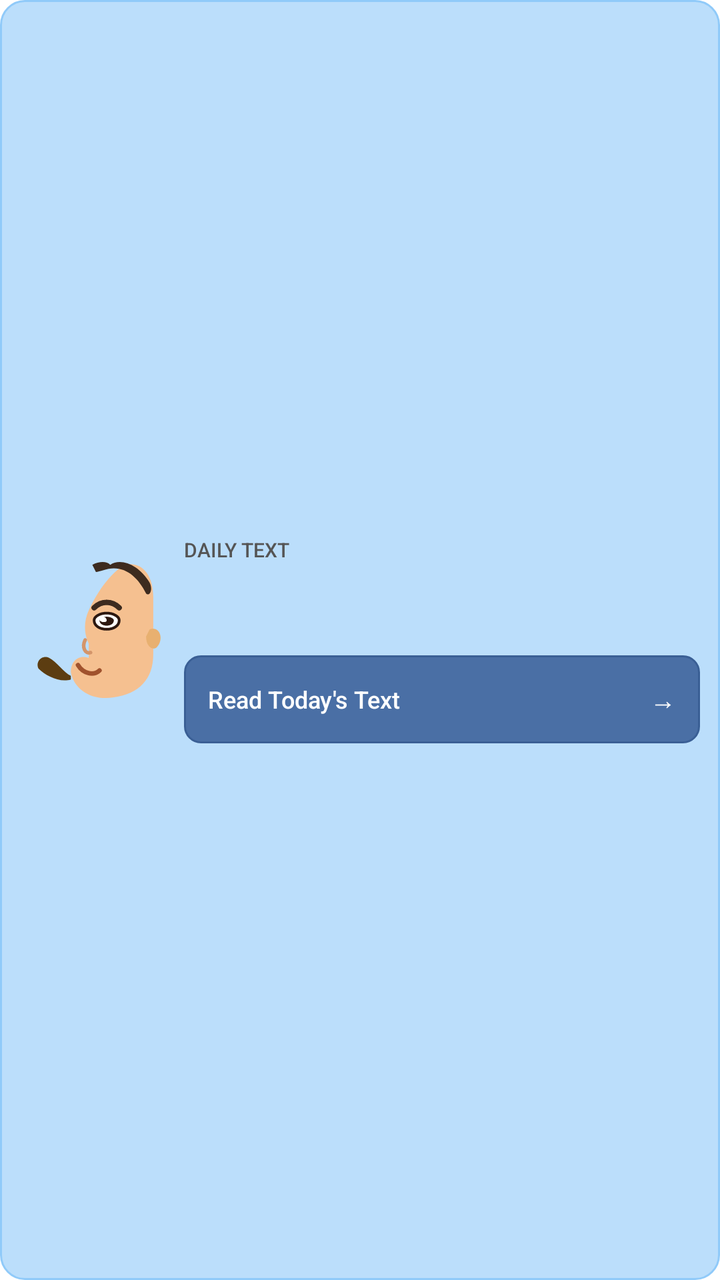
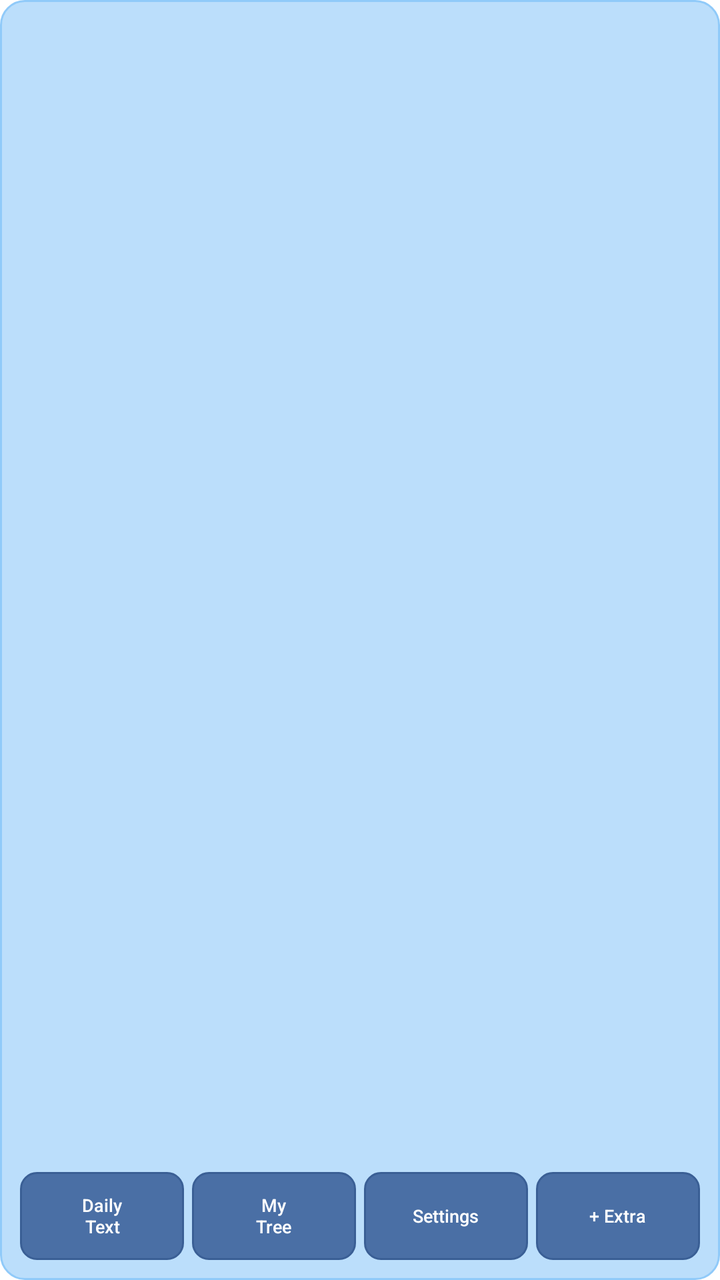

Two renders of the same Android screen: before a commit and after it. Below are the layout's source before the change and the commit's diff.
<!-- AndroidManifest.xml: fallback theme Theme.MaterialComponents.DayNight.NoActionBar -->
<!-- res/layout/bible_widget.xml -->
<?xml version="1.0" encoding="utf-8"?>
<LinearLayout xmlns:android="http://schemas.android.com/apk/res/android"
    android:id="@+id/widget_root"
    android:layout_width="match_parent"
    android:layout_height="match_parent"
    android:orientation="horizontal"
    android:padding="10dp"
    android:background="@drawable/widget_background"
    android:gravity="center_vertical">

    
    <ImageView
        android:id="@+id/widget_character"
        android:layout_width="72dp"
        android:layout_height="86dp"
        android:layout_marginEnd="10dp"
        android:src="@drawable/ic_elijah_happy"
        android:scaleType="fitCenter"
        android:contentDescription="@string/widget_character_desc" />

    
    <LinearLayout
        android:layout_width="0dp"
        android:layout_height="match_parent"
        android:layout_weight="1"
        android:orientation="vertical"
        android:gravity="center_vertical">

        
        <TextView
            android:layout_width="match_parent"
            android:layout_height="wrap_content"
            android:text="@string/widget_title"
            android:textSize="10sp"
            android:textAllCaps="true"
            android:textColor="@color/widget_text_secondary"
            android:fontFamily="sans-serif-medium" />

        
        <TextView
            android:id="@+id/widget_date_label"
            android:layout_width="match_parent"
            android:layout_height="wrap_content"
            android:layout_marginTop="2dp"
            android:textSize="15sp"
            android:textStyle="bold"
            android:textColor="@color/widget_text_primary"
            android:fontFamily="sans-serif" />

        
        <TextView
            android:id="@+id/widget_streak"
            android:layout_width="match_parent"
            android:layout_height="wrap_content"
            android:layout_marginTop="1dp"
            android:textSize="11sp"
            android:textColor="@color/widget_text_secondary"
            android:fontFamily="sans-serif" />

        
        <LinearLayout
            android:id="@+id/widget_read_button"
            android:layout_width="match_parent"
            android:layout_height="44dp"
            android:layout_marginTop="8dp"
            android:background="@drawable/widget_button_background"
            android:orientation="horizontal"
            android:gravity="center_vertical"
            android:paddingStart="12dp"
            android:paddingEnd="12dp">

            <TextView
                android:layout_width="0dp"
                android:layout_height="wrap_content"
                android:layout_weight="1"
                android:text="@string/widget_read_cta"
                android:textSize="12sp"
                android:textColor="@color/widget_cta_text"
                android:fontFamily="sans-serif-medium" />

            <TextView
                android:layout_width="wrap_content"
                android:layout_height="wrap_content"
                android:text="→"
                android:textSize="13sp"
                android:textColor="@color/widget_cta_text"
                android:fontFamily="sans-serif" />

        </LinearLayout>

    </LinearLayout>

</LinearLayout>
<!-- resources referenced by this layout -->
<resources>
  <color name="widget_cta_text">#FFFFFFFF</color>
  <color name="widget_text_primary">#FF1A1A1A</color>
  <color name="widget_text_secondary">#FF555555</color>
  <!-- drawable ic_elijah_happy: vector/xml drawable (drawable, 2055 chars, omitted) -->
  <!-- drawable widget_background (drawable) -->
  <?xml version="1.0" encoding="utf-8"?>
  <shape xmlns:android="http://schemas.android.com/apk/res/android"
      android:shape="rectangle">
      <solid android:color="@color/widget_bg_happy" />
      <stroke android:width="1dp" android:color="@color/widget_stroke_happy" />
      <corners android:radius="12dp" />
  </shape>
  <!-- drawable widget_button_background (drawable) -->
  <?xml version="1.0" encoding="utf-8"?>
  <shape xmlns:android="http://schemas.android.com/apk/res/android"
      android:shape="rectangle">
      <solid android:color="@color/widget_button_fill" />
      <stroke
          android:width="1dp"
          android:color="@color/widget_button_stroke" />
      <corners android:radius="8dp" />
  </shape>
  <string name="widget_character_desc">Elijah the reading reminder mascot</string>
  <string name="widget_read_cta">Read Today\'s Text</string>
  <string name="widget_title">Daily Text</string>
  <color name="widget_bg_happy">#FFBBDEFB</color>
  <color name="widget_stroke_happy">#FF90CAF9</color>
  <color name="widget_button_fill">#FF4A6FA5</color>
  <color name="widget_button_stroke">#FF3A5F95</color>
</resources>

<!-- the commit's change to res/layout/bible_widget.xml (unified diff, before → after) -->
@@ -3,91 +3,176 @@
     android:id="@+id/widget_root"
     android:layout_width="match_parent"
     android:layout_height="match_parent"
-    android:orientation="horizontal"
+    android:orientation="vertical"
     android:padding="10dp"
-    android:background="@drawable/widget_background"
-    android:gravity="center_vertical">
-
-    
-    <ImageView
-        android:id="@+id/widget_character"
-        android:layout_width="72dp"
-        android:layout_height="86dp"
-        android:layout_marginEnd="10dp"
-        android:src="@drawable/ic_elijah_happy"
-        android:scaleType="fitCenter"
-        android:contentDescription="@string/widget_character_desc" />
+    android:background="@drawable/widget_background">
 
     
     <LinearLayout
-        android:layout_width="0dp"
-        android:layout_height="match_parent"
+        android:layout_width="match_parent"
+        android:layout_height="0dp"
         android:layout_weight="1"
-        android:orientation="vertical"
+        android:orientation="horizontal"
         android:gravity="center_vertical">
 
         
-        <TextView
-            android:layout_width="match_parent"
+        <LinearLayout
+            android:layout_width="0dp"
             android:layout_height="wrap_content"
-            android:text="@string/widget_title"
-            android:textSize="10sp"
-            android:textAllCaps="true"
-            android:textColor="@color/widget_text_secondary"
-            android:fontFamily="sans-serif-medium" />
+            android:layout_weight="1"
+            android:orientation="vertical">
 
-        
-        <TextView
-            android:id="@+id/widget_date_label"
-            android:layout_width="match_parent"
-            android:layout_height="wrap_content"
-            android:layout_marginTop="2dp"
-            android:textSize="15sp"
-            android:textStyle="bold"
-            android:textColor="@color/widget_text_primary"
-            android:fontFamily="sans-serif" />
+            <TextView
+                android:id="@+id/widget_date_label"
+                android:layout_width="match_parent"
+                android:layout_height="wrap_content"
+                android:textSize="14sp"
+                android:textStyle="bold"
+                android:textColor="@color/widget_text_primary"
+                android:fontFamily="sans-serif" />
 
-        
-        <TextView
-            android:id="@+id/widget_streak"
-            android:layout_width="match_parent"
-            android:layout_height="wrap_content"
-            android:layout_marginTop="1dp"
-            android:textSize="11sp"
-            android:textColor="@color/widget_text_secondary"
-            android:fontFamily="sans-serif" />
+            
+            <TextView
+                android:id="@+id/widget_streak"
+                android:layout_width="match_parent"
+                android:layout_height="wrap_content"
+                android:layout_marginTop="2dp"
+                android:textSize="11sp"
+                android:textColor="@color/widget_text_secondary"
+                android:fontFamily="sans-serif" />
+
+        </LinearLayout>
 
         
         <LinearLayout
-            android:id="@+id/widget_read_button"
-            android:layout_width="match_parent"
-            android:layout_height="44dp"
-            android:layout_marginTop="8dp"
-            android:background="@drawable/widget_button_background"
-            android:orientation="horizontal"
-            android:gravity="center_vertical"
-            android:paddingStart="12dp"
-            android:paddingEnd="12dp">
+            android:layout_width="wrap_content"
+            android:layout_height="wrap_content"
+            android:orientation="vertical"
+            android:gravity="end">
 
             <TextView
-                android:layout_width="0dp"
+                android:id="@+id/widget_leaf_count"
+                android:layout_width="wrap_content"
                 android:layout_height="wrap_content"
-                android:layout_weight="1"
-                android:text="@string/widget_read_cta"
-                android:textSize="12sp"
-                android:textColor="@color/widget_cta_text"
-                android:fontFamily="sans-serif-medium" />
+                android:textSize="11sp"
+                android:textColor="@color/widget_text_secondary"
+                android:fontFamily="sans-serif" />
 
             <TextView
+                android:id="@+id/widget_flower_count"
                 android:layout_width="wrap_content"
                 android:layout_height="wrap_content"
-                android:text="→"
-                android:textSize="13sp"
-                android:textColor="@color/widget_cta_text"
+                android:layout_marginTop="1dp"
+                android:textSize="11sp"
+                android:textColor="@color/widget_text_secondary"
                 android:fontFamily="sans-serif" />
 
         </LinearLayout>
 
     </LinearLayout>
 
+    
+    
+    <LinearLayout
+        android:layout_width="match_parent"
+        android:layout_height="44dp"
+        android:orientation="horizontal"
+        android:layout_marginTop="6dp">
+
+        
+        <LinearLayout
+            android:id="@+id/widget_btn_daily_text"
+            android:layout_width="0dp"
+            android:layout_height="match_parent"
+            android:layout_weight="1"
+            android:background="@drawable/widget_button_background"
+            android:gravity="center"
+            android:orientation="vertical">
+
+            <TextView
+                android:layout_width="wrap_content"
+                android:layout_height="wrap_content"
+                android:text="@string/widget_btn_daily_text"
+                android:textSize="9sp"
+                android:textColor="@color/widget_cta_text"
+                android:fontFamily="sans-serif-medium"
+                android:textAlignment="center"
+                android:maxLines="2" />
+
+        </LinearLayout>
+
+        <View android:layout_width="4dp" android:layout_height="match_parent" />
+
+        
+        <LinearLayout
+            android:id="@+id/widget_btn_tree"
+            android:layout_width="0dp"
+            android:layout_height="match_parent"
+            android:layout_weight="1"
+            android:background="@drawable/widget_button_background"
+            android:gravity="center"
+            android:orientation="vertical">
+
+            <TextView
+                android:layout_width="wrap_content"
+                android:layout_height="wrap_content"
+                android:text="@string/widget_btn_tree"
+                android:textSize="9sp"
+                android:textColor="@color/widget_cta_text"
+                android:fontFamily="sans-serif-medium"
+                android:textAlignment="center"
+                android:maxLines="2" />
+
+        </LinearLayout>
+
+        <View android:layout_width="4dp" android:layout_height="match_parent" />
+
+        
+        <LinearLayout
+            android:id="@+id/widget_btn_settings"
+            android:layout_width="0dp"
+            android:layout_height="match_parent"
+            android:layout_weight="1"
+            android:background="@drawable/widget_button_background"
+            android:gravity="center"
+            android:orientation="vertical">
+
+            <TextView
+                android:layout_width="wrap_content"
+                android:layout_height="wrap_content"
+                android:text="@string/widget_btn_settings"
+                android:textSize="9sp"
+                android:textColor="@color/widget_cta_text"
+                android:fontFamily="sans-serif-medium"
+                android:textAlignment="center"
+                android:maxLines="2" />
+
+        </LinearLayout>
+
+        <View android:layout_width="4dp" android:layout_height="match_parent" />
+
+        
+        <LinearLayout
+            android:id="@+id/widget_btn_extra"
+            android:layout_width="0dp"
+            android:layout_height="match_parent"
+            android:layout_weight="1"
+            android:background="@drawable/widget_button_background"
+            android:gravity="center"
+            android:orientation="vertical">
+
+            <TextView
+                android:layout_width="wrap_content"
+                android:layout_height="wrap_content"
+                android:text="@string/widget_btn_extra"
+                android:textSize="9sp"
+                android:textColor="@color/widget_cta_text"
+                android:fontFamily="sans-serif-medium"
+                android:textAlignment="center"
+                android:maxLines="2" />
+
+        </LinearLayout>
+
+    </LinearLayout>
+
 </LinearLayout>
<!-- resource entries referenced after the edit -->
@@ -3,7 +3,6 @@
   <color name="widget_cta_text">#FFFFFFFF</color>
   <color name="widget_text_primary">#FF1A1A1A</color>
   <color name="widget_text_secondary">#FF555555</color>
-  <!-- drawable ic_elijah_happy: vector/xml drawable (drawable, 2055 chars, omitted) -->
   <!-- drawable widget_background (drawable) -->
   <?xml version="1.0" encoding="utf-8"?>
   <shape xmlns:android="http://schemas.android.com/apk/res/android"
@@ -22,9 +21,10 @@
           android:color="@color/widget_button_stroke" />
       <corners android:radius="8dp" />
   </shape>
-  <string name="widget_character_desc">Elijah the reading reminder mascot</string>
-  <string name="widget_read_cta">Read Today\'s Text</string>
-  <string name="widget_title">Daily Text</string>
+  <string name="widget_btn_daily_text">Daily\nText</string>
+  <string name="widget_btn_extra">+ Extra</string>
+  <string name="widget_btn_settings">Settings</string>
+  <string name="widget_btn_tree">My\nTree</string>
   <color name="widget_bg_happy">#FFBBDEFB</color>
   <color name="widget_stroke_happy">#FF90CAF9</color>
   <color name="widget_button_fill">#FF4A6FA5</color>
